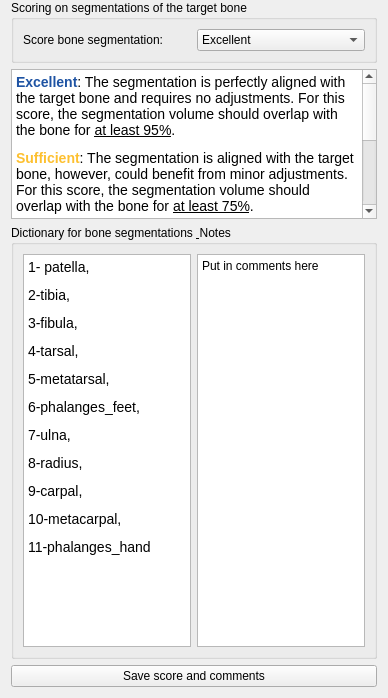
Above: slicer_plugin/SlicerNNInteractive/Resources/UI/SlicerNNInteractive.ui from xinyiwan/SlicerNNInteractive_BT before the change; both pictures show x 0 to 388 and y 609 to 1307 of the 388 by 1307 pixel window. Below: the same form after it.
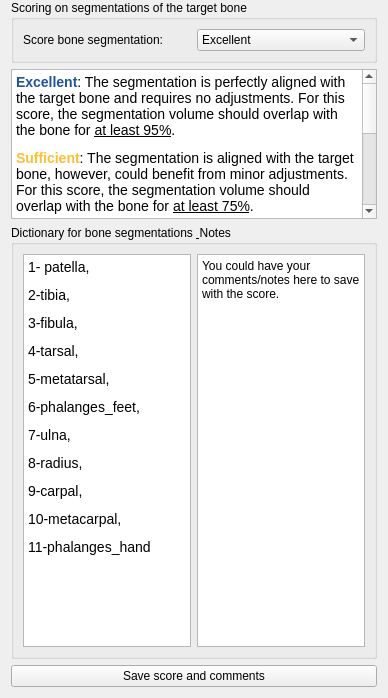
That is the form after the change. Custom widgets are drawn as their Qt base class.

What changed in the file:
```diff
--- a/slicer_plugin/SlicerNNInteractive/Resources/UI/SlicerNNInteractive.ui
+++ b/slicer_plugin/SlicerNNInteractive/Resources/UI/SlicerNNInteractive.ui
@@ -532,7 +532,8 @@
 &lt;p style=&quot; margin-top:12px; margin-bottom:12px; margin-left:0px; margin-right:0px; -qt-block-indent:0; text-indent:0px;&quot;&gt;&lt;span style=&quot; font-family:'-apple-system','BlinkMacSystemFont','Segoe UI','system-ui','Apple Color Emoji','Segoe UI Emoji','Segoe UI Web','sans-serif'; font-size:14px; font-weight:600; color:#1e53a3;&quot;&gt;Excellent&lt;/span&gt;&lt;span style=&quot; font-family:'-apple-system','BlinkMacSystemFont','Segoe UI','system-ui','Apple Color Emoji','Segoe UI Emoji','Segoe UI Web','sans-serif'; font-size:14px;&quot;&gt;: The segmentation is perfectly aligned with the target bone and requires no adjustments. For this score, the segmentation volume should overlap with the bone for &lt;/span&gt;&lt;span style=&quot; font-family:'-apple-system','BlinkMacSystemFont','Segoe UI','system-ui','Apple Color Emoji','Segoe UI Emoji','Segoe UI Web','sans-serif'; font-size:14px; text-decoration: underline;&quot;&gt;at least 95%&lt;/span&gt;&lt;span style=&quot; font-family:'-apple-system','BlinkMacSystemFont','Segoe UI','system-ui','Apple Color Emoji','Segoe UI Emoji','Segoe UI Web','sans-serif'; font-size:14px;&quot;&gt;.&lt;/span&gt;&lt;/p&gt;
 &lt;p style=&quot; margin-top:12px; margin-bottom:12px; margin-left:0px; margin-right:0px; -qt-block-indent:0; text-indent:0px;&quot;&gt;&lt;span style=&quot; font-family:'-apple-system','BlinkMacSystemFont','Segoe UI','system-ui','Apple Color Emoji','Segoe UI Emoji','Segoe UI Web','sans-serif'; font-size:14px; font-weight:600; color:#fdc030;&quot;&gt;Sufficient&lt;/span&gt;&lt;span style=&quot; font-family:'-apple-system','BlinkMacSystemFont','Segoe UI','system-ui','Apple Color Emoji','Segoe UI Emoji','Segoe UI Web','sans-serif'; font-size:14px;&quot;&gt;: The segmentation is aligned with the target bone, however, could benefit from minor adjustments. For this score, the segmentation volume should overlap with the bone for &lt;/span&gt;&lt;span style=&quot; font-family:'-apple-system','BlinkMacSystemFont','Segoe UI','system-ui','Apple Color Emoji','Segoe UI Emoji','Segoe UI Web','sans-serif'; font-size:14px; text-decoration: underline;&quot;&gt;at least 75%&lt;/span&gt;&lt;span style=&quot; font-family:'-apple-system','BlinkMacSystemFont','Segoe UI','system-ui','Apple Color Emoji','Segoe UI Emoji','Segoe UI Web','sans-serif'; font-size:14px;&quot;&gt;.&lt;/span&gt;&lt;/p&gt;
 &lt;p style=&quot; margin-top:12px; margin-bottom:12px; margin-left:0px; margin-right:0px; -qt-block-indent:0; text-indent:0px;&quot;&gt;&lt;span style=&quot; font-family:'-apple-system','BlinkMacSystemFont','Segoe UI','system-ui','Apple Color Emoji','Segoe UI Emoji','Segoe UI Web','sans-serif'; font-size:14px; font-weight:600;&quot;&gt;Insufficient&lt;/span&gt;&lt;span style=&quot; font-family:'-apple-system','BlinkMacSystemFont','Segoe UI','system-ui','Apple Color Emoji','Segoe UI Emoji','Segoe UI Web','sans-serif'; font-size:14px;&quot;&gt;: The segmentation misses parts of the target bone, or parts are overlapping with other tissue, therefore major adjustments are required. For this score, the segmentation volume should overlap with the bone for &lt;/span&gt;&lt;span style=&quot; font-family:'-apple-system','BlinkMacSystemFont','Segoe UI','system-ui','Apple Color Emoji','Segoe UI Emoji','Segoe UI Web','sans-serif'; font-size:14px; text-decoration: underline;&quot;&gt;at least 50%&lt;/span&gt;&lt;span style=&quot; font-family:'-apple-system','BlinkMacSystemFont','Segoe UI','system-ui','Apple Color Emoji','Segoe UI Emoji','Segoe UI Web','sans-serif'; font-size:14px;&quot;&gt;.&lt;/span&gt;&lt;/p&gt;
-&lt;p style=&quot; margin-top:12px; margin-bottom:12px; margin-left:0px; margin-right:0px; -qt-block-indent:0; text-indent:0px;&quot;&gt;&lt;span style=&quot; font-family:'-apple-system','BlinkMacSystemFont','Segoe UI','system-ui','Apple Color Emoji','Segoe UI Emoji','Segoe UI Web','sans-serif'; font-size:14px; font-weight:600; color:#cd5937;&quot;&gt;Incorrect&lt;/span&gt;&lt;span style=&quot; font-family:'-apple-system','BlinkMacSystemFont','Segoe UI','system-ui','Apple Color Emoji','Segoe UI Emoji','Segoe UI Web','sans-serif'; font-size:14px;&quot;&gt;: the segmentation is not overlapping with the target bone, or missing large areas of the bone. For this score, the segmentation volume does not overlap with the bones for &lt;/span&gt;&lt;span style=&quot; font-family:'-apple-system','BlinkMacSystemFont','Segoe UI','system-ui','Apple Color Emoji','Segoe UI Emoji','Segoe UI Web','sans-serif'; font-size:14px; text-decoration: underline;&quot;&gt;&amp;lt;50%&lt;/span&gt;&lt;span style=&quot; font-family:'-apple-system','BlinkMacSystemFont','Segoe UI','system-ui','Apple Color Emoji','Segoe UI Emoji','Segoe UI Web','sans-serif'; font-size:14px;&quot;&gt;.&lt;/span&gt;&lt;/p&gt;&lt;/body&gt;&lt;/html&gt;</string>
+&lt;p style=&quot; margin-top:12px; margin-bottom:12px; margin-left:0px; margin-right:0px; -qt-block-indent:0; text-indent:0px;&quot;&gt;&lt;span style=&quot; font-family:'-apple-system','BlinkMacSystemFont','Segoe UI','system-ui','Apple Color Emoji','Segoe UI Emoji','Segoe UI Web','sans-serif'; font-size:14px; font-weight:600; color:#cd5937;&quot;&gt;Incorrect&lt;/span&gt;&lt;span style=&quot; font-family:'-apple-system','BlinkMacSystemFont','Segoe UI','system-ui','Apple Color Emoji','Segoe UI Emoji','Segoe UI Web','sans-serif'; font-size:14px;&quot;&gt;: the segmentation is not overlapping with the target bone, or missing large areas of the bone. For this score, the segmentation volume does not overlap with the bones for &lt;/span&gt;&lt;span style=&quot; font-family:'-apple-system','BlinkMacSystemFont','Segoe UI','system-ui','Apple Color Emoji','Segoe UI Emoji','Segoe UI Web','sans-serif'; font-size:14px; text-decoration: underline;&quot;&gt;&amp;lt;50%&lt;/span&gt;&lt;span style=&quot; font-family:'-apple-system','BlinkMacSystemFont','Segoe UI','system-ui','Apple Color Emoji','Segoe UI Emoji','Segoe UI Web','sans-serif'; font-size:14px;&quot;&gt;.&lt;/span&gt;&lt;/p&gt;
+&lt;p style=&quot; margin-top:12px; margin-bottom:12px; margin-left:0px; margin-right:0px; -qt-block-indent:0; text-indent:0px;&quot;&gt;&lt;span style=&quot; font-family:'-apple-system','BlinkMacSystemFont','Segoe UI','system-ui','Apple Color Emoji','Segoe UI Emoji','Segoe UI Web','sans-serif'; font-size:14px; font-weight:600; font-style:italic; text-decoration: underline;&quot;&gt;No segmentation found&lt;/span&gt;&lt;span style=&quot; font-family:'-apple-system','BlinkMacSystemFont','Segoe UI','system-ui','Apple Color Emoji','Segoe UI Emoji','Segoe UI Web','sans-serif'; font-size:14px;&quot;&gt;: There is no bone segmentation from the folder.&lt;/span&gt;&lt;/p&gt;&lt;/body&gt;&lt;/html&gt;</string>
      </property>
     </widget>
    </item>
@@ -566,7 +567,7 @@
       <item>
        <widget class="QPlainTextEdit" name="plainTextEdit">
         <property name="plainText">
-         <string>Put in comments here</string>
+         <string>You could have your comments/notes here to save with the score.</string>
         </property>
        </widget>
       </item>
```
Left out of the diff: 5 changed lines with no effect on the pictures.
